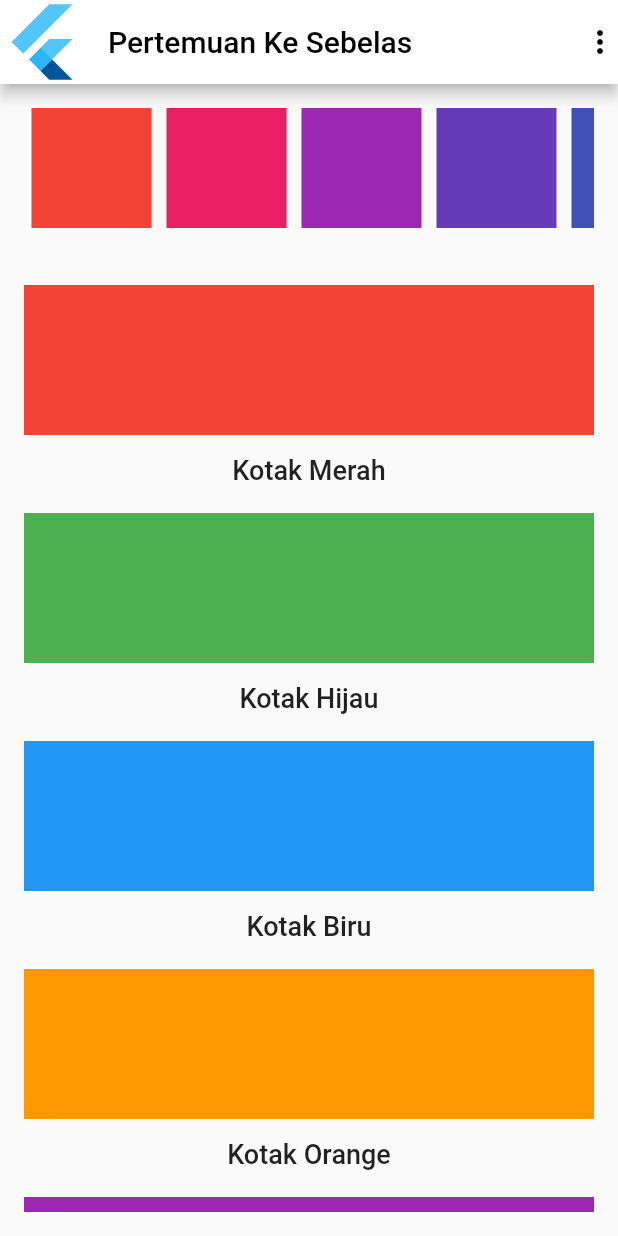
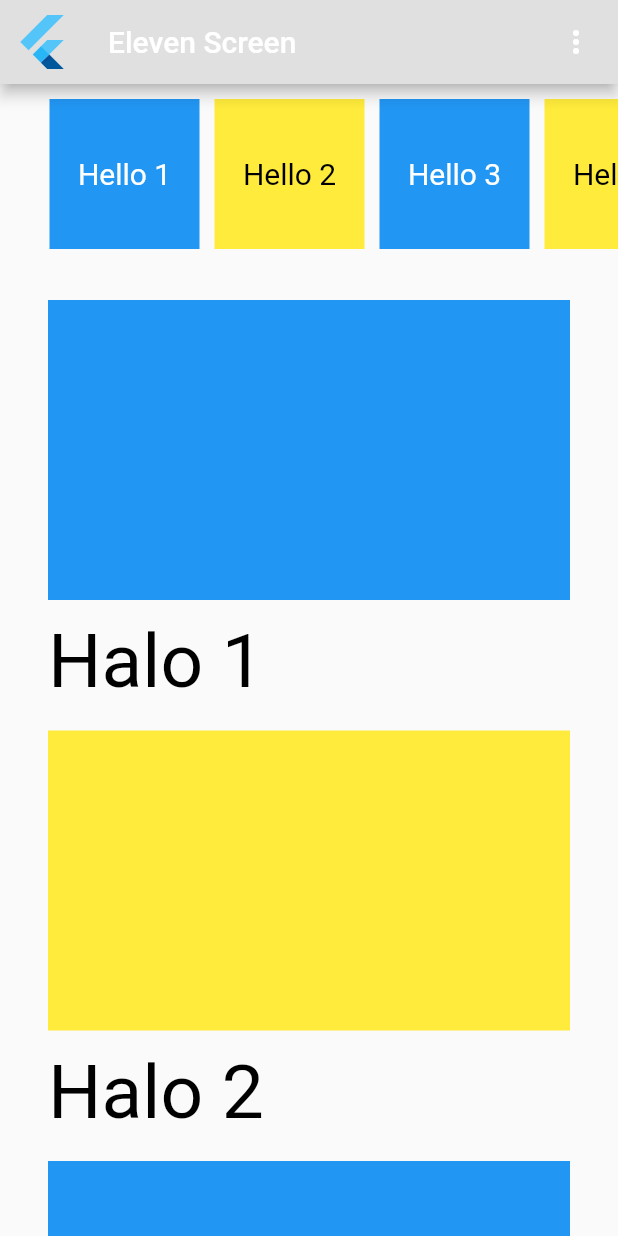
Before and after one commit to Rendi2003/2406138_Rendi_Ramdani, a Flutter app: the screen it shows after launch, on a phone screen of 412 x 824 dp. Run offline on Flutter 3.47's test engine with Material 3 defaults, Android fonts, the phone set to English and light mode, and no system bars.

Commit message:
Update number_Eleven_screen.dart

```diff
--- a/latihan_1/lib/views/number_Eleven_screen.dart
+++ b/latihan_1/lib/views/number_Eleven_screen.dart
@@ -5,75 +5,79 @@ class NumberElevenScreen extends StatelessWidget {
 
   @override
   Widget build(BuildContext context) {
-    // Data untuk baris kedua
-    final List<Map<String, dynamic>> dataBawah = [
-      {'color': Colors.red, 'text': 'Kotak Merah'},
-      {'color': Colors.green, 'text': 'Kotak Hijau'},
-      {'color': Colors.blue, 'text': 'Kotak Biru'},
-      {'color': Colors.orange, 'text': 'Kotak Orange'},
-      {'color': Colors.purple, 'text': 'Kotak Ungu'},
-    ];
-
     return Scaffold(
       appBar: AppBar(
-        backgroundColor: Colors.white,
-        leading: const FlutterLogo(),
-        title: const Text(
-          'Pertemuan Ke Sebelas',
-          style: TextStyle(color: Colors.black),
+        leading: IconButton(
+          icon: const FlutterLogo(size: 40),
+          onPressed: () => Navigator.of(context).pop(),
         ),
-        actions: const [
-          Icon(Icons.more_vert, color: Colors.black),
-        ],
+        title: const Row(
+          mainAxisAlignment: MainAxisAlignment.spaceBetween,
+          children: [Text('Eleven Screen'), Icon(Icons.more_vert)],
+        ),
+        backgroundColor: Colors.grey.shade300,
       ),
-      body: Padding(
-        padding: const EdgeInsets.all(16.0),
-        child: Column(
-          children: [
-            // Baris pertama: Scroll Horizontal
-            SingleChildScrollView(
+      body: Column(
+        children: [
+          SizedBox(
+            height: 120,
+            child: ListView.builder(
+              padding: const EdgeInsets.symmetric(vertical: 10, horizontal: 33),
               scrollDirection: Axis.horizontal,
-              child: Row(
-                children: List.generate(20, (index) {
-                  return Container(
-                    width: 80,
-                    height: 80,
-                    margin: const EdgeInsets.symmetric(horizontal: 5),
-                    color: Colors.primaries[index % Colors.primaries.length],
-                  );
-                }),
-              ),
+              itemCount: 15,
+              itemBuilder: (context, index) {
+                final color = index % 2 == 0 ? Colors.blue : Colors.yellow;
+                return Container(
+                  width: 100,
+                  margin: const EdgeInsets.only(right: 10),
+                  color: color,
+                  child: Center(
+                    child: Text(
+                      'Hello ${index + 1}',
+                      style: TextStyle(
+                        color:
+                            color == Colors.blue ? Colors.white : Colors.black,
+                        fontSize: 20,
+                      ),
+                    ),
+                  ),
+                );
+              },
             ),
-            const SizedBox(height: 30),
-            // Baris kedua: Kotak vertikal dengan text di bawahnya
-            Expanded(
-              child: ListView.builder(
-                itemCount: dataBawah.length,
-                itemBuilder: (context, index) {
-                  return Column(
+          ),
+          Expanded(
+            child: ListView.builder(
+              padding: const EdgeInsets.only(
+                  top: 16, bottom: 16, left: 16, right: 16),
+              itemCount: 15,
+              itemBuilder: (context, index) {
+                final color = index % 2 == 0 ? Colors.blue : Colors.yellow;
+                return Padding(
+                  padding:
+                      const EdgeInsets.symmetric(vertical: 8, horizontal: 16),
+                  child: Column(
+                    crossAxisAlignment: CrossAxisAlignment.start,
                     children: [
                       Container(
-                        height: 100,
                         width: double.infinity,
-                        margin: const EdgeInsets.symmetric(vertical: 8),
-                        color: dataBawah[index]['color'],
+                        height: 200,
+                        color: color,
                       ),
-                      const SizedBox(height: 5),
+                      const SizedBox(height: 12),
                       Text(
-                        dataBawah[index]['text'],
+                        'Halo ${index + 1}',
                         style: const TextStyle(
-                          fontSize: 18,
-                          fontWeight: FontWeight.w500,
+                          color: Colors.black,
+                          fontSize: 50,
                         ),
                       ),
-                      const SizedBox(height: 10),
                     ],
-                  );
-                },
-              ),
+                  ),
+                );
+              },
             ),
-          ],
-        ),
+          ),
+        ],
       ),
     );
   }
```
